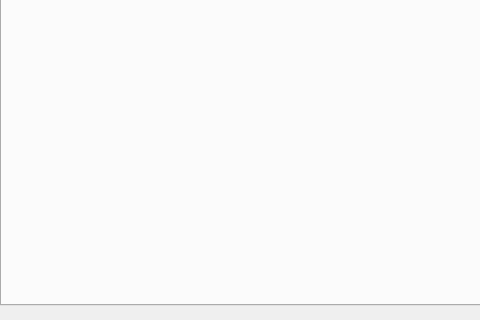
Above: assets/tl.ui from 2Epik4u/toon-launcher before the change; both pictures show x 0 to 480 and y 235 to 555 of the 1181 by 555 pixel window. Below: the same form after it.
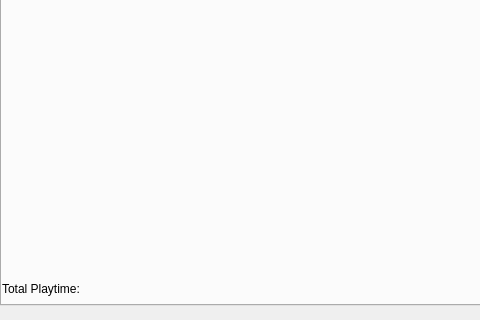
That is the form after the change. Icons and pictures are not drawn.

The edit to the form file:
```diff
--- a/assets/tl.ui
+++ b/assets/tl.ui
@@ -339,6 +339,19 @@
        </property>
       </widget>
      </widget>
+     <widget class="QLabel" name="TTCC_PLAYTIME">
+      <property name="geometry">
+       <rect>
+        <x>0</x>
+        <y>490</y>
+        <width>141</width>
+        <height>16</height>
+       </rect>
+      </property>
+      <property name="text">
+       <string>Total Playtime:</string>
+      </property>
+     </widget>
     </widget>
    </widget>
    <widget class="QLabel" name="passwordlabel">
```
Left out of the diff: 13 changed lines with no effect on the pictures.
